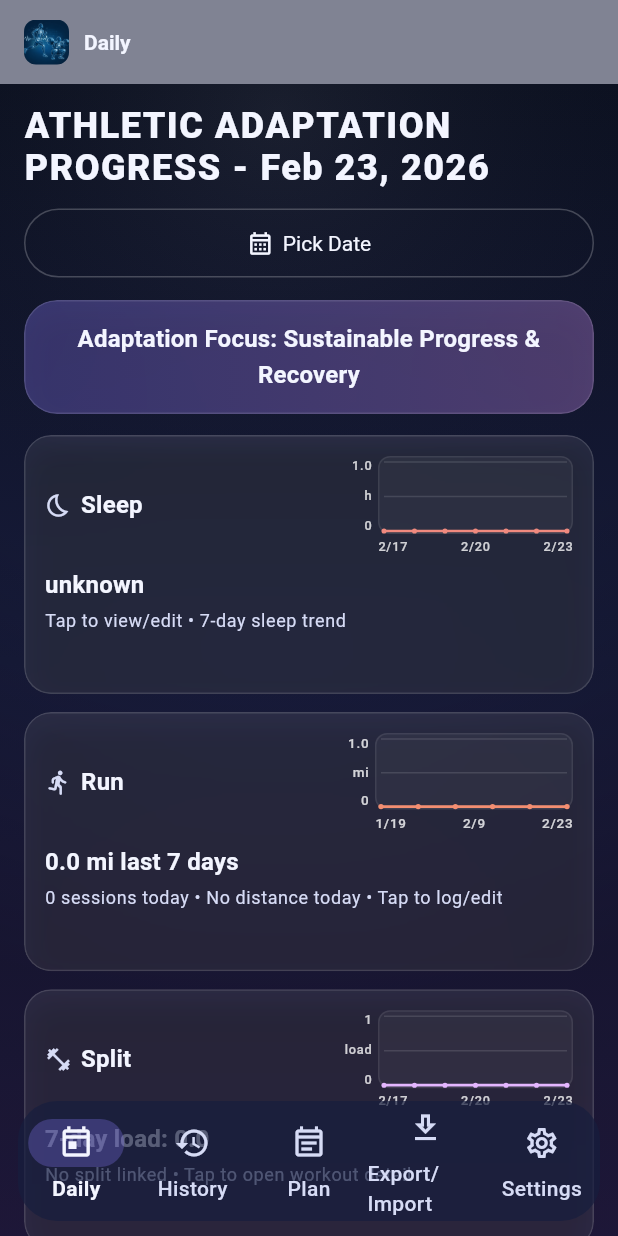
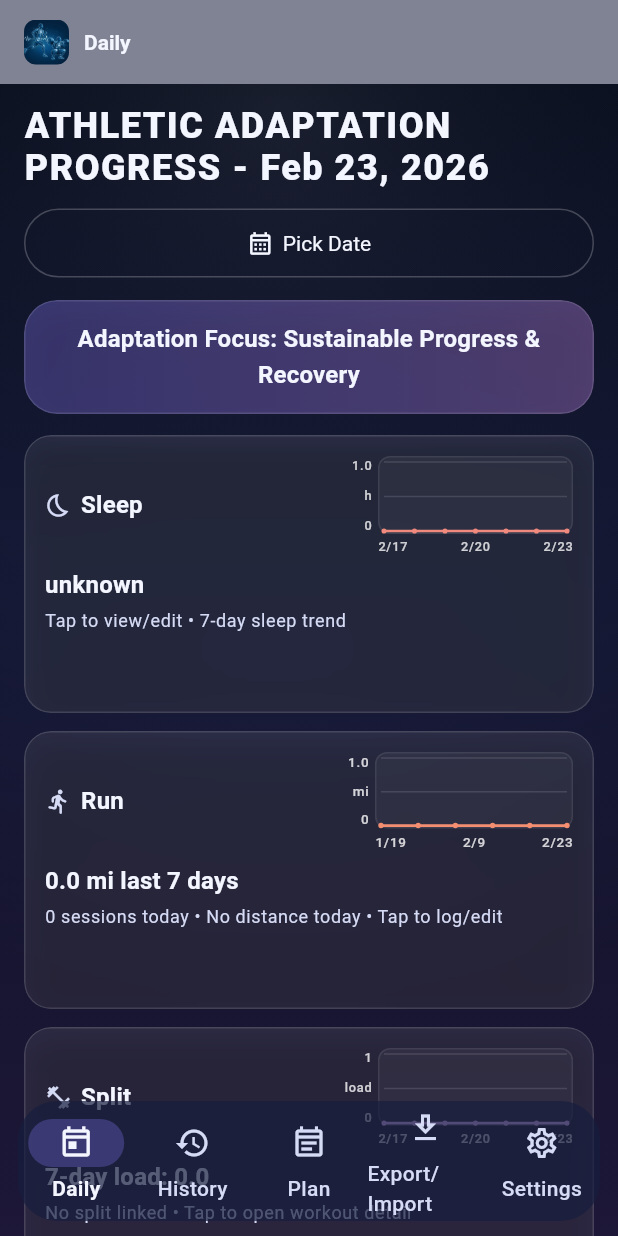
Before and after one commit to rwamoroso/adaptive-athlete, a Flutter app: the HomeShell screen opened by its route, on a phone screen of 412 x 824 dp. Run offline on Flutter 3.47's test engine with Material 3 defaults, Android fonts, the phone set to English and light mode, and no system bars; our stand-ins replace csv, drift, drift_flutter, file_picker, flutter_riverpod, go_router and 1 more; missing offline and left inert: excel, spreadsheet_decoder; accounts and stored records are empty; generated files the repository leaves out were written again; statements that could not run were skipped.

Commit message:
Stack daily metric cards and update iOS project config

```diff
--- a/lib/features/training/daily_screen.dart
+++ b/lib/features/training/daily_screen.dart
@@ -878,10 +878,10 @@ class _DailyClinicalContent extends StatelessWidget {
     return LayoutBuilder(
       builder: (context, constraints) {
         final textScale = MediaQuery.textScalerOf(context).scale(1);
-        final singleColumn = constraints.maxWidth < 390 || textScale >= 1.25;
-        final ratio = singleColumn
-            ? 2.2
-            : (constraints.maxWidth < 450 || textScale > 1.1 ? 1.15 : 1.75);
+        // Keep top cards stacked on handset/tablet widths; two-up layout is too
+        // compressed once trend charts are shown.
+        final singleColumn = constraints.maxWidth < 900 || textScale >= 1.25;
+        final ratio = singleColumn ? 2.05 : 1.75;
         return GridView.count(
           crossAxisCount: singleColumn ? 1 : 2,
           shrinkWrap: true,
@@ -1576,12 +1576,36 @@ class _DailyTrendMiniChart extends StatelessWidget {
             const SizedBox(width: 34),
             Expanded(
               child: Row(
-                mainAxisAlignment: MainAxisAlignment.spaceBetween,
                 children: [
-                  Text(_tickDate(safePoints.first.dateYmd), style: axisStyle),
-                  Text(_tickDate(safePoints[midIndex].dateYmd),
-                      style: axisStyle),
-                  Text(_tickDate(safePoints.last.dateYmd), style: axisStyle),
+                  Expanded(
+                    child: Text(
+                      _tickDate(safePoints.first.dateYmd),
+                      style: axisStyle,
+                      maxLines: 1,
+                      overflow: TextOverflow.fade,
+                      softWrap: false,
+                    ),
+                  ),
+                  Expanded(
+                    child: Text(
+                      _tickDate(safePoints[midIndex].dateYmd),
+                      style: axisStyle,
+                      textAlign: TextAlign.center,
+                      maxLines: 1,
+                      overflow: TextOverflow.fade,
+                      softWrap: false,
+                    ),
+                  ),
+                  Expanded(
+                    child: Text(
+                      _tickDate(safePoints.last.dateYmd),
+                      style: axisStyle,
+                      textAlign: TextAlign.right,
+                      maxLines: 1,
+                      overflow: TextOverflow.fade,
+                      softWrap: false,
+                    ),
+                  ),
                 ],
               ),
             ),
@@ -1673,15 +1697,35 @@ class _WeeklyMileageMiniChart extends StatelessWidget {
             const SizedBox(width: 32),
             Expanded(
               child: Row(
-                mainAxisAlignment: MainAxisAlignment.spaceBetween,
                 children: [
-                  Text(_weekTickLabel(safePoints.first.weekStartYmd),
-                      style: axisTextStyle),
-                  Text(_weekTickLabel(safePoints[midIndex].weekStartYmd),
-                      style: axisTextStyle),
-                  Text(
-                    _weekTickLabel(safePoints.last.weekStartYmd),
-                    style: axisTextStyle,
+                  Expanded(
+                    child: Text(
+                      _weekTickLabel(safePoints.first.weekStartYmd),
+                      style: axisTextStyle,
+                      maxLines: 1,
+                      overflow: TextOverflow.fade,
+                      softWrap: false,
+                    ),
+                  ),
+                  Expanded(
+                    child: Text(
+                      _weekTickLabel(safePoints[midIndex].weekStartYmd),
+                      style: axisTextStyle,
+                      textAlign: TextAlign.center,
+                      maxLines: 1,
+                      overflow: TextOverflow.fade,
+                      softWrap: false,
+                    ),
+                  ),
+                  Expanded(
+                    child: Text(
+                      _weekTickLabel(safePoints.last.weekStartYmd),
+                      style: axisTextStyle,
+                      textAlign: TextAlign.right,
+                      maxLines: 1,
+                      overflow: TextOverflow.fade,
+                      softWrap: false,
+                    ),
                   ),
                 ],
               ),
```
Also changed, not shown: pubspec.lock, 5 other files.
